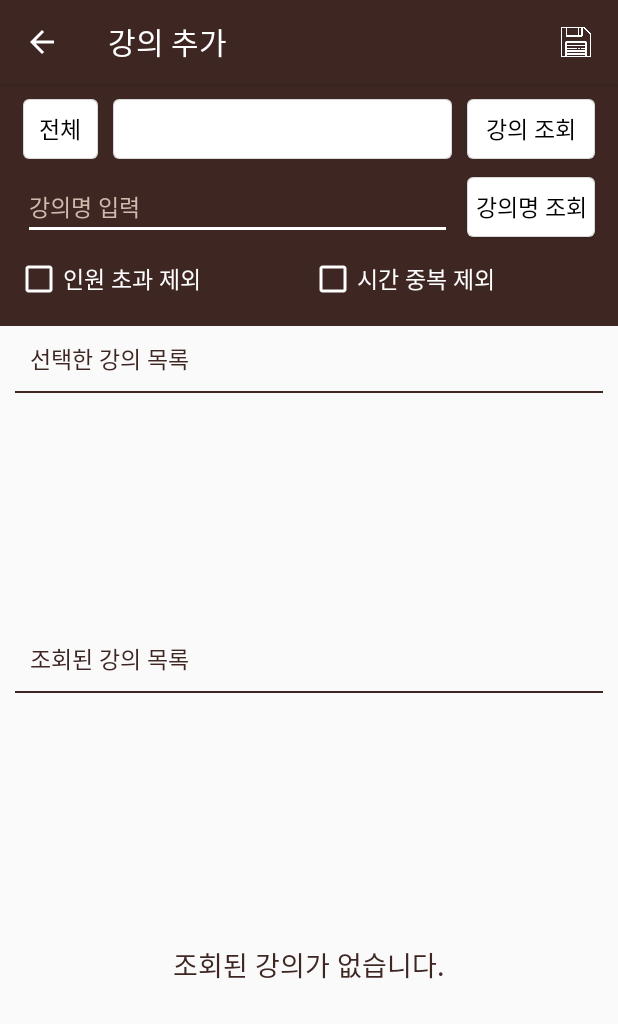
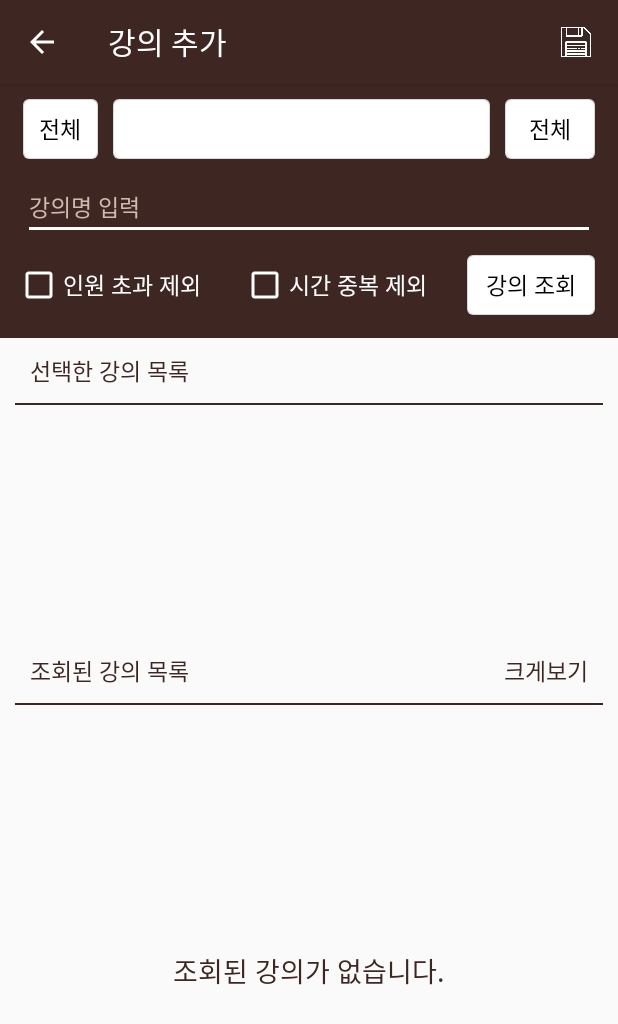
Before and after one commit to KSangH/Mobile_Programming_Project_KCLICK, an Android app: the LectureActivity screen opened directly, with no data from a screen before it, on a phone screen of 412 x 824 dp. Shown: the top 1024 px of the screen. Run offline under Robolectric (Android 15) with nearby library versions, the phone set to English and light mode, and no system bars; 1 statement that could not run was skipped.

Commit message:
Modify Search UI/Method

```diff
--- a/app/src/main/java/kr/ac/konkuk/timetable/LectureActivity.java
+++ b/app/src/main/java/kr/ac/konkuk/timetable/LectureActivity.java
@@ -22,13 +22,13 @@ import java.util.HashMap;
 public class LectureActivity extends AppCompatActivity {
 
     private HashMap<String, String> departmentCode, divCode;         // 학과코드, 이수구분 코드, 이수구분구체 코드
-    private Spinner departmentSpinner, divSpinner, infoSpinner;   // 각각의 스피너
+    private Spinner departmentSpinner, divSpinner, infoSpinner, gradeSpinner;   // 각각의 스피너
     private CheckBox peopleCheckBox, timeCheckBox;  // 체크박스 2개
     private ArrayList<LectureBlock> searchLectureList, userLectureList;  // 리스트뷰에 들어갈 어레이리스트
     private LectureAdapter searchLectureAdapter, userLectureAdapter; // 리스트뷰에 들어갈 어댑터
     private ListView searchLectureListView; // 리스트뷰
     private ArrayList<String> departmentArraylist; // 학과명에 들어갈 어레이 리스트
-    private String year, semester, code; // 연, 학기, 시간표번호 저장할 스트링
+    private String year, semester, code, grade; // 연, 학기, 시간표번호 저장할 스트링
     private Handler handler; // 스레드와 통신하는 핸들러
     private ErrorCodeBlock errorCode; // 스레드 에러여부 확인하는 블록
     private AlertDialog progressDialog; // 스레드 작동 시 다이얼로그
@@ -39,6 +39,7 @@ public class LectureActivity extends AppCompatActivity {
     private final String[] infoKey = {"외국어", "글쓰기", "취창업", "SW", "인성"}; // 기교 세부영역
     private final String[] infoValue = {"B52001", "B52002", "B52003", "B52004", "B52005"}; // 기교 세부영역 코드
     private final String[] infoKey2 = {"학문소양및인성함양", "글로벌인재양성", "사고력증진"}; // 심교 세부영역
+    private final String[] gradeKey = {"전체", "1학년", "2학년", "3학년", "4학년"}; // 심교 세부영역
 
     @Override
     protected void onCreate(Bundle savedInstanceState) {
@@ -96,6 +97,7 @@ public class LectureActivity extends AppCompatActivity {
         departmentSpinner = (Spinner) findViewById(R.id.lecture_spinner_department);
         divSpinner = (Spinner) findViewById(R.id.lecture_spinner_div);
         infoSpinner = (Spinner) findViewById(R.id.lecture_spinner_info);
+        gradeSpinner = (Spinner) findViewById(R.id.lecture_spinner_grade);
 
         // 각각의 체크박스 ID 불러오기
         peopleCheckBox = (CheckBox) findViewById(R.id.lecture_checkbox_people);
@@ -274,13 +276,52 @@ public class LectureActivity extends AppCompatActivity {
 
             }
         });
+
+        ArrayAdapter<String> gradeAdapter = new ArrayAdapter<String>(this, R.layout.spinner_dropdown_item, new ArrayList<String>(Arrays.asList(gradeKey)));
+        gradeAdapter.setDropDownViewResource(android.R.layout.simple_spinner_dropdown_item);
+        gradeSpinner.setAdapter(gradeAdapter);
+
+        gradeSpinner.setOnItemSelectedListener(new AdapterView.OnItemSelectedListener() {
+            @Override
+            public void onItemSelected(AdapterView<?> adapterView, View view, int i, long l) {
+                grade = i + "";
+            }
+
+            @Override
+            public void onNothingSelected(AdapterView<?> adapterView) {
+
+            }
+        });
+
+    }
+
+    @Override
+    public void onBackPressed() {
+        if(findViewById(R.id.lecture_layout_user).getVisibility() == View.GONE){
+            zoomClicked(findViewById(R.id.lecture_textview_zoom));
+        } else {
+            super.onBackPressed();
+        }
+    }
+
+    public void zoomClicked(View view){
+        LinearLayout ll = findViewById(R.id.lecture_layout_user);
+        if(ll.getVisibility() != View.GONE){
+            ((TextView)view).setText("원래대로");
+            ll.setVisibility(View.GONE);
+        } else {
+            ((TextView)view).setText("크게보기");
+            ll.setVisibility(View.VISIBLE);
+        }
+
+
     }
 
     // 조회 버튼 클릭 시 작동 함수
     public void onClicked(View view) {
         try {
             // 연, 학기, 학년, 그 외 파라미터
-            String params_year = year, params_semester = "B0101" + semester, params_grade = "0", params_etc1, params_etc2, params_etc3;
+            String params_year = year, params_semester = "B0101" + semester, params_grade = grade, params_etc1, params_etc2, params_etc3;
             // 스레드 선언
             Thread searchThread = null;
             // 에러블록 선언
@@ -288,6 +329,14 @@ public class LectureActivity extends AppCompatActivity {
 
             switch (view.getId()) {
                 case R.id.lecture_button_condition:
+
+                    params_etc1 = ((EditText) findViewById(R.id.lecture_edittext_lecturename)).getText().toString();
+                    // 강의명이 적혀있으면 조회
+                    if (!params_etc1.equals("")) {
+                        searchThread = new Thread(new SearchingTask(handler, searchLectureList, errorCode, params_year, params_semester, params_grade, params_etc1));
+                        break;
+                    }
+
                     // 이수구분 코드
                     String div = divSpinner.getSelectedItem().toString();
 
@@ -323,19 +372,6 @@ public class LectureActivity extends AppCompatActivity {
                     }
                     break;
 
-                case R.id.lecture_button_lecturename:
-                    // 강의명으로 조회하는 코드
-                    params_etc1 = ((EditText) findViewById(R.id.lecture_edittext_lecturename)).getText().toString();
-                    // 강의명이 비어있으면 조회 중단
-                    if (params_etc1.equals("")) {
-                        AlertDialog.Builder alertdialog = new AlertDialog.Builder(this);
-                        alertdialog.setTitle("알림")
-                                .setMessage("강의명을 입력해주세요.")
-                                .setPositiveButton("확인", null).show();
-                        return;
-                    }
-                    searchThread = new Thread(new SearchingTask(handler, searchLectureList, errorCode, params_year, params_semester, params_grade, params_etc1));
-                    break;
             }
 
             // 검색 스레드가 설정된 경우
@@ -386,7 +422,7 @@ public class LectureActivity extends AppCompatActivity {
         if (convertTime == null) {
             AlertDialog.Builder alertdialog = new AlertDialog.Builder(this);
             alertdialog.setTitle("안내")
-                    .setMessage("월-금, 1-18교시가 아닌 시간표의 경우, 추가할 수 없습니다.")
+                    .setMessage("월-금, 1-19교시가 아닌 시간표의 경우, 추가할 수 없습니다.")
                     .setPositiveButton("확인", null).show();
             return;
         }
--- a/app/src/main/java/kr/ac/konkuk/timetable/LectureBlock.java
+++ b/app/src/main/java/kr/ac/konkuk/timetable/LectureBlock.java
@@ -189,7 +189,7 @@ public class LectureBlock implements Serializable {
             return null;
 
         StringTokenizer token = new StringTokenizer(lecture_time);
-        int[][] time = new int[18][5];
+        int[][] time = new int[19][5];
 
         // 한 주에 여러번 있을 수 있으므로 토큰이 끝날때까지 돌린다.
         while (token.hasMoreTokens()) {
--- a/app/src/main/java/kr/ac/konkuk/timetable/TimeblockView.java
+++ b/app/src/main/java/kr/ac/konkuk/timetable/TimeblockView.java
@@ -33,7 +33,7 @@ public class TimeblockView extends TextView {
             setBackgroundResource(R.drawable.main_table_border_down);
         else
             setBackgroundResource(R.drawable.main_table_border);
-        setGravity(Gravity.CENTER);
+        setGravity(Gravity.CENTER_HORIZONTAL);
         setText(text);
     }
 
--- a/app/src/main/res/layout/activity_lecture.xml
+++ b/app/src/main/res/layout/activity_lecture.xml
@@ -44,15 +44,14 @@
                 android:visibility="gone"
                 android:layout_weight="1.0" />
 
-            <Button
-                android:layout_width="85dp"
+
+            <Spinner
+                android:layout_width="60dp"
                 android:layout_height="40dp"
-                android:id="@+id/lecture_button_condition"
+                android:id="@+id/lecture_spinner_grade"
                 android:background="@drawable/square_white_bg"
-                android:textSize="@dimen/default_text_size"
-                android:text="@string/activity_lecture_button_condition"
-                android:textColor="@android:color/black"
-                android:onClick="onClicked" />
+                android:textAlignment="center" />
+
         </LinearLayout>
 
         <LinearLayout
@@ -63,6 +62,7 @@
             android:layout_marginStart="5dp"
             android:layout_marginEnd="5dp"
             android:gravity="center">
+
 
             <EditText
                 android:layout_width="0dp"
@@ -75,18 +75,9 @@
                 android:textColorHint="@color/colorSecondary"
                 android:textSize="@dimen/default_text_size"
                 android:textColor="@android:color/white"
-                android:layout_marginEnd="@dimen/default_layout_margin"
                 android:inputType="text" />
 
-            <Button
-                android:layout_width="85dp"
-                android:layout_height="40dp"
-                android:id="@+id/lecture_button_lecturename"
-                android:background="@drawable/square_white_bg"
-                android:textSize="@dimen/default_text_size"
-                android:text="@string/activity_lecture_button_lecturename"
-                android:textColor="@android:color/black"
-                android:onClick="onClicked" />
+
         </LinearLayout>
 
         <LinearLayout
@@ -94,6 +85,7 @@
             android:layout_height="wrap_content"
             android:layout_marginTop="@dimen/default_layout_margin"
             android:layout_marginBottom="5dp"
+            android:layout_marginEnd="5dp"
             android:orientation="horizontal">
 
             <CheckBox
@@ -115,11 +107,23 @@
                 android:text="@string/activity_lecture_checkbox_time"
                 android:textSize="@dimen/default_text_size"
                 android:textColor="@android:color/white" />
+
+            <Button
+                android:layout_width="85dp"
+                android:layout_height="40dp"
+                android:id="@+id/lecture_button_condition"
+                android:background="@drawable/square_white_bg"
+                android:textSize="@dimen/default_text_size"
+                android:text="@string/activity_lecture_button_condition"
+                android:textColor="@android:color/black"
+                android:onClick="onClicked" />
+
         </LinearLayout>
     </LinearLayout>
 
 
     <LinearLayout
+        android:id="@+id/lecture_layout_user"
         android:layout_width="match_parent"
         android:layout_height="200dp"
         android:layout_marginStart="@dimen/default_layout_margin"
@@ -144,7 +148,7 @@
         <ListView
             android:id="@+id/lecture_listview_user"
             android:layout_width="match_parent"
-            android:layout_height="match_parent" />
+            android:layout_height="wrap_content" />
     </LinearLayout>
 
     <LinearLayout
@@ -154,14 +158,32 @@
         android:layout_marginEnd="@dimen/default_layout_margin"
         android:orientation="vertical">
 
-        <TextView
+        <LinearLayout
             android:layout_width="match_parent"
             android:layout_height="wrap_content"
-            android:layout_marginStart="@dimen/default_layout_margin"
-            android:layout_marginTop="@dimen/default_layout_margin"
-            android:text="@string/activity_lecture_textview_search_timetable"
-            android:textSize="@dimen/default_text_size"
-            android:textColor="@color/colorPrimary" />
+            android:orientation="horizontal">
+
+            <TextView
+                android:layout_width="wrap_content"
+                android:layout_height="wrap_content"
+                android:layout_weight="1"
+                android:layout_marginStart="@dimen/default_layout_margin"
+                android:layout_marginTop="@dimen/default_layout_margin"
+                android:text="@string/activity_lecture_textview_search_timetable"
+                android:textSize="@dimen/default_text_size"
+                android:textColor="@color/colorPrimary" />
+
+            <TextView
+                android:id="@+id/lecture_textview_zoom"
+                android:layout_width="wrap_content"
+                android:layout_height="wrap_content"
+                android:onClick="zoomClicked"
+                android:layout_marginTop="@dimen/default_layout_margin"
+                android:layout_marginEnd="@dimen/default_layout_margin"
+                android:textSize="@dimen/default_text_size"
+                android:text="크게보기" />
+
+        </LinearLayout>
 
         <ImageView
             android:layout_width="match_parent"
```
Also changed, not shown: app/src/main/java/kr/ac/konkuk/timetable/MainActivity.java (+11 -6 lines).
